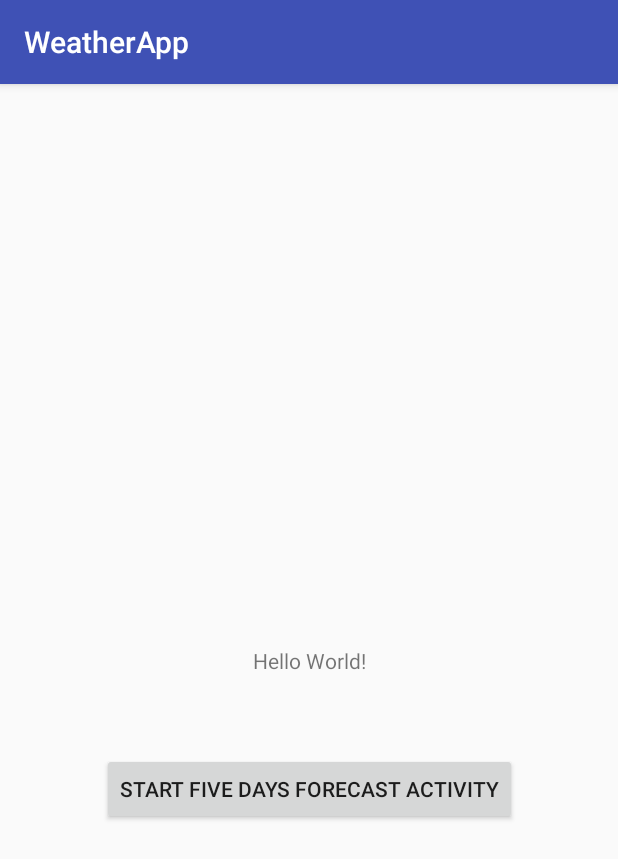
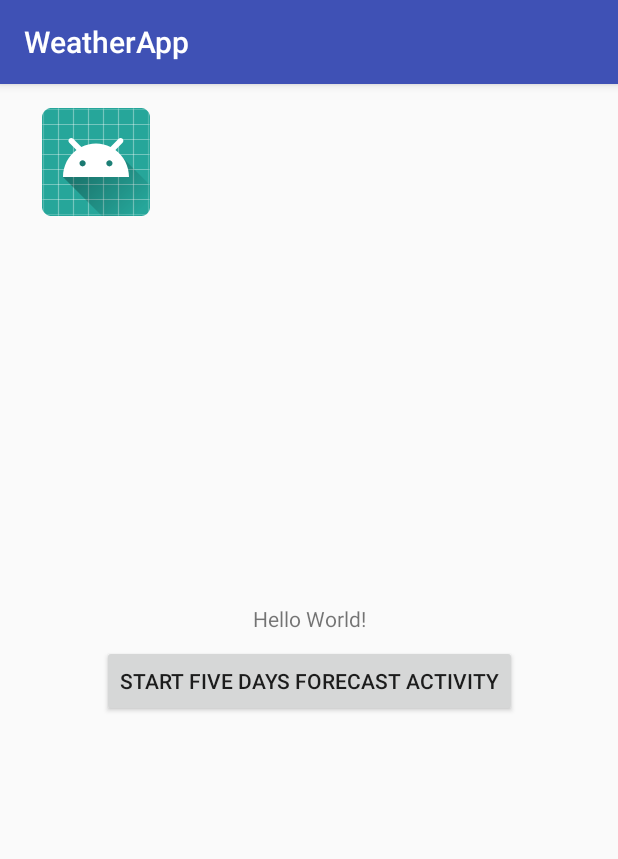
Before and after one commit to crisiscore92/WeatherApp, an Android app: the screen it shows after launch (MainActivity), on a phone screen of 412 x 824 dp. Shown: the top 859 px of the screen. Run offline under Robolectric (Android 15) with nearby library versions, the phone set to English and light mode, and no system bars; our stand-ins replace Dagger/Hilt's generated code, RxJava; libraries missing offline, so code that uses them is left out: com.jakewharton.retrofit2; network calls fail; pictures from the network do not load.

Commit message:
multiple additions 2

```diff
--- a/app/build.gradle
+++ b/app/build.gradle
@@ -30,6 +30,7 @@ dependencies {
     implementation "org.jetbrains.kotlin:kotlin-stdlib-jre7:$kotlin_version"
     implementation 'com.android.support:appcompat-v7:26.1.0'
     implementation 'com.android.support.constraint:constraint-layout:1.0.2'
+    implementation 'com.android.support:design:26.1.0'
     testImplementation 'junit:junit:4.12'
     androidTestImplementation 'com.android.support.test:runner:1.0.1'
     androidTestImplementation 'com.android.support.test.espresso:espresso-core:3.0.1'
@@ -45,4 +46,7 @@ dependencies {
 
     compile 'com.google.dagger:dagger:2.12'
     kapt 'com.google.dagger:dagger-compiler:2.12'
+
+    compile 'com.github.bumptech.glide:glide:4.3.0'
+    annotationProcessor 'com.github.bumptech.glide:compiler:4.3.0'
 }
--- a/app/src/main/java/com/crisiscore/www/weatherapp/net/WeatherServiceApi.kt
+++ b/app/src/main/java/com/crisiscore/www/weatherapp/net/WeatherServiceApi.kt
@@ -5,6 +5,7 @@ import com.crisiscore.www.weatherapp.net.models.fivedaysforecastmodels.FiveDaysW
 import com.crisiscore.www.weatherapp.net.models.sixteendaysforecastmodels.SixteenDaysWeatherData
 import io.reactivex.Observable
 import retrofit2.http.GET
+import retrofit2.http.Path
 import retrofit2.http.Query
 
 interface WeatherServiceApi {
--- a/app/src/main/java/com/crisiscore/www/weatherapp/net/models/fivedaysforecastmodels/Main.kt
+++ b/app/src/main/java/com/crisiscore/www/weatherapp/net/models/fivedaysforecastmodels/Main.kt
@@ -25,9 +25,9 @@ class Main {
     var grndLevel: Double? = null
     @SerializedName("humidity")
     @Expose
-    var humidity: Int? = null
+    var humidity: Double? = null
     @SerializedName("temp_kf")
     @Expose
-    var tempKf: Int? = null
+    var tempKf: Double? = null
 
 }
--- a/app/src/main/java/com/crisiscore/www/weatherapp/ui/mainactivity/MainActivity.kt
+++ b/app/src/main/java/com/crisiscore/www/weatherapp/ui/mainactivity/MainActivity.kt
@@ -1,10 +1,13 @@
 package com.crisiscore.www.weatherapp.ui.mainactivity
 
 import android.content.Intent
+import android.os.Bundle
 import android.support.v7.app.AppCompatActivity
-import android.os.Bundle
+import android.support.v7.widget.Toolbar
 import android.widget.Button
+import android.widget.ImageView
 import android.widget.TextView
+import com.bumptech.glide.Glide
 import com.crisiscore.www.weatherapp.R
 import com.crisiscore.www.weatherapp.ui.fivedaysforecast.FiveDaysForecastActivity
 
@@ -16,6 +19,8 @@ class MainActivity :
 
     private lateinit var helloWorldView: TextView
     private lateinit var button: Button
+    private lateinit var imageView: ImageView
+    private lateinit var toolbar: Toolbar
 
     override fun onCreate(savedInstanceState: Bundle?) {
         super.onCreate(savedInstanceState)
@@ -23,13 +28,21 @@ class MainActivity :
 
         initViews()
 
+        setSupportActionBar(toolbar)
+
         presenter.getCurrentTemperature()
+        presenter.getWeatherIcon()
     }
 
     private fun initViews() {
         helloWorldView = findViewById(R.id.helloWorldView)
+
         button = findViewById(R.id.button)
         button.setOnClickListener {presenter.onButtonClick()}
+
+        imageView = findViewById(R.id.imageView)
+
+        toolbar = findViewById(R.id.toolbar)
     }
 
     override fun setCurrentTemperature(text: String) {
@@ -39,4 +52,8 @@ class MainActivity :
     override fun startFiveDaysForecastActivity() {
         startActivity(Intent(this, FiveDaysForecastActivity::class.java))
     }
+
+    override fun setWeatherIcon(iconUrl: String?) {
+        Glide.with(this).load(getString(R.string.basic_icon_url) + iconUrl).into(imageView)
+    }
 }
--- a/app/src/main/java/com/crisiscore/www/weatherapp/ui/mainactivity/MainActivityContract.kt
+++ b/app/src/main/java/com/crisiscore/www/weatherapp/ui/mainactivity/MainActivityContract.kt
@@ -6,11 +6,13 @@ interface MainActivityContract {
 
         fun setCurrentTemperature(text: String)
         fun startFiveDaysForecastActivity()
+        fun setWeatherIcon(iconUrl: String?)
     }
 
     interface Presenter {
 
         fun getCurrentTemperature()
         fun onButtonClick()
+        fun getWeatherIcon()
     }
 }
--- a/app/src/main/java/com/crisiscore/www/weatherapp/ui/mainactivity/MainActivityPresenter.kt
+++ b/app/src/main/java/com/crisiscore/www/weatherapp/ui/mainactivity/MainActivityPresenter.kt
@@ -1,7 +1,9 @@
 package com.crisiscore.www.weatherapp.ui.mainactivity
 
 import com.crisiscore.www.weatherapp.WeatherApplication
+import com.crisiscore.www.weatherapp.net.models.currentweathermodels.CurrentWeatherData
 import com.crisiscore.www.weatherapp.repository.WeatherRepository
+import io.reactivex.Observable
 import javax.inject.Inject
 
 class MainActivityPresenter(private val view: MainActivityContract.View):
@@ -10,16 +12,28 @@ class MainActivityPresenter(private val view: MainActivityContract.View):
     @Inject
     lateinit var repository: WeatherRepository
 
+    private val currentWeatherObservable: Observable<CurrentWeatherData>
+
     init {
         WeatherApplication.component.inject(this)
+
+        currentWeatherObservable = repository.getCurrentWeather("Hrodna")
     }
 
     override fun getCurrentTemperature() {
-        repository.getCurrentWeather("Hrodna")
-                .subscribe({weatherData -> view.setCurrentTemperature(weatherData.main?.temp.toString())})
+        currentWeatherObservable.subscribe({weatherData -> view.setCurrentTemperature(weatherData
+                .main
+                ?.temp.toString())})
     }
 
     override fun onButtonClick() {
         view.startFiveDaysForecastActivity()
     }
+
+    override fun getWeatherIcon() {
+        currentWeatherObservable.subscribe({weatherData -> view.setWeatherIcon(weatherData
+                .weather
+                ?.get(0)
+                ?.icon + ".png")})
+    }
 }
--- a/app/src/main/res/layout/activity_main.xml
+++ b/app/src/main/res/layout/activity_main.xml
@@ -6,24 +6,52 @@
     android:layout_height="match_parent"
     tools:context="com.crisiscore.www.weatherapp.ui.mainactivity.MainActivity">
 
+    <android.support.design.widget.AppBarLayout
+        android:layout_width="match_parent"
+        android:layout_height="wrap_content"
+        android:theme="@style/AppBarOverlay">
+
+        <android.support.v7.widget.Toolbar
+            android:id="@+id/toolbar"
+            android:layout_width="match_parent"
+            android:layout_height="?attr/actionBarSize"
+            android:background="?attr/colorPrimary"
+            app:popupTheme="@style/PopupOverlay" />
+
+    </android.support.design.widget.AppBarLayout>
+
     <TextView
+        android:id="@+id/helloWorldView"
         android:layout_width="wrap_content"
         android:layout_height="wrap_content"
-        android:id="@+id/helloWorldView"
+        android:layout_marginBottom="8dp"
+        android:layout_marginEnd="8dp"
+        android:layout_marginStart="8dp"
+        android:layout_marginTop="8dp"
         android:text="Hello World!"
         app:layout_constraintBottom_toBottomOf="parent"
-        app:layout_constraintLeft_toLeftOf="parent"
-        app:layout_constraintRight_toRightOf="parent"
+        app:layout_constraintEnd_toEndOf="parent"
+        app:layout_constraintStart_toStartOf="parent"
         app:layout_constraintTop_toTopOf="parent" />
 
     <Button
         android:id="@+id/button"
         android:layout_width="wrap_content"
         android:layout_height="wrap_content"
-        android:layout_marginTop="52dp"
+        android:layout_marginTop="8dp"
         android:text="Start five days forecast activity"
-        app:layout_constraintEnd_toEndOf="parent"
-        app:layout_constraintStart_toStartOf="parent"
+        app:layout_constraintEnd_toEndOf="@+id/helloWorldView"
+        app:layout_constraintStart_toStartOf="@+id/helloWorldView"
         app:layout_constraintTop_toBottomOf="@+id/helloWorldView" />
 
+    <ImageView
+        android:id="@+id/imageView"
+        android:layout_width="wrap_content"
+        android:layout_height="wrap_content"
+        android:layout_marginStart="28dp"
+        android:layout_marginTop="72dp"
+        app:layout_constraintStart_toStartOf="parent"
+        app:layout_constraintTop_toTopOf="parent"
+        app:srcCompat="@mipmap/ic_launcher_round" />
+
 </android.support.constraint.ConstraintLayout>
--- a/app/src/main/res/values/strings.xml
+++ b/app/src/main/res/values/strings.xml
@@ -1,6 +1,7 @@
 <resources>
 
     <string name="basic_weather_url">http://api.openweathermap.org/data/2.5/</string>
+    <string name="basic_icon_url">http://openweathermap.org/img/w/</string>
     <string name="api_key">44930a5813d2c66becefa4f561b1f265"</string>
     <string name="app_name">WeatherApp</string>
 </resources>
--- a/app/src/main/res/values/styles.xml
+++ b/app/src/main/res/values/styles.xml
@@ -8,4 +8,13 @@
         <item name="colorAccent">@color/colorAccent</item>
     </style>
 
+    <style name="AppTheme.NoActionBar">
+        <item name="windowActionBar">false</item>
+        <item name="windowNoTitle">true</item>
+    </style>
+
+    <style name="AppBarOverlay" parent="ThemeOverlay.AppCompat.Dark.ActionBar" />
+
+    <style name="PopupOverlay" parent="ThemeOverlay.AppCompat.Light" />
+
 </resources>
```
Also changed, not shown: app/src/main/AndroidManifest.xml (+9 -3 lines), app/src/main/java/com/crisiscore/www/weatherapp/ui/fivedaysforecast/FiveDaysForecastActivity.kt (+11 -0 lines), app/src/main/java/com/crisiscore/www/weatherapp/ui/sixteendaysforecast/SixteenDaysForecastActivity.kt (+11 -0 lines), app/src/main/res/layout/activity_five_days_forecast.xml (+14 -0 lines), app/src/main/res/layout/activity_sixteen_days_forecast.xml (+14 -0 lines).
